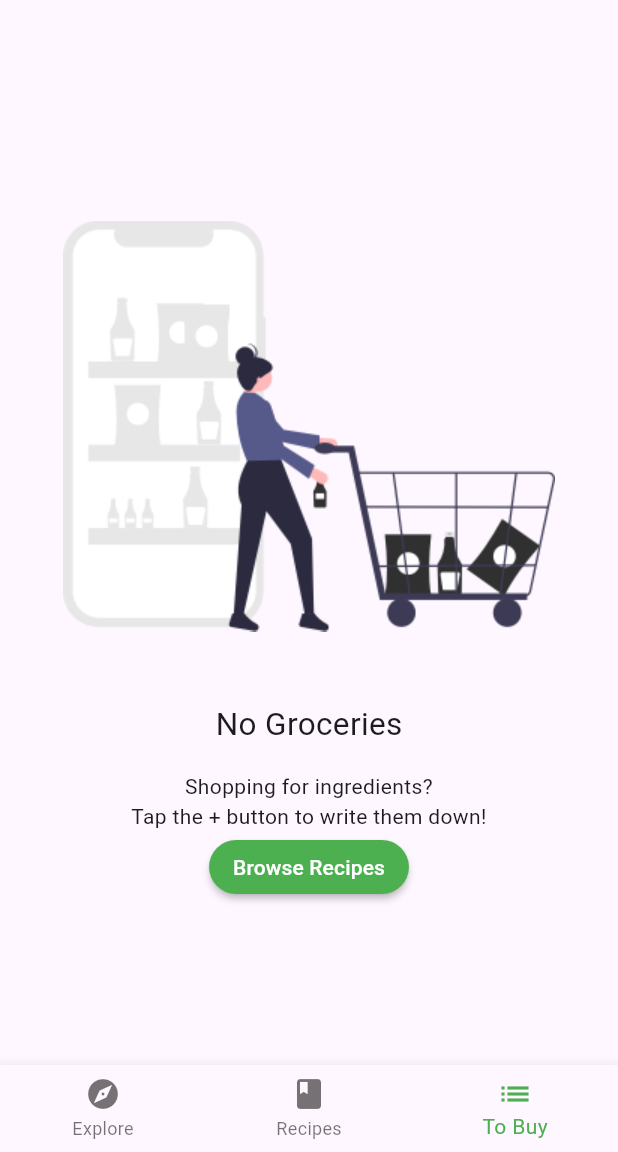
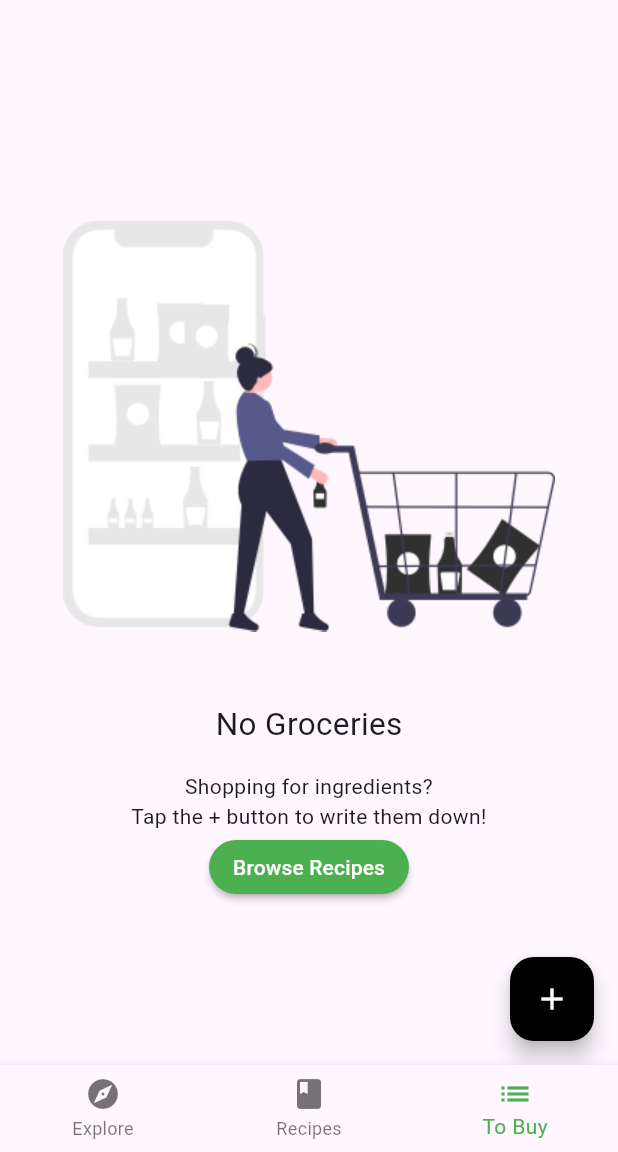
Before and after one commit to Perryjay30/Fooderlich_v2, a Flutter app: the screen it shows after launch, item 3 of the bottom bar chosen, on a phone screen of 412 x 824 dp, the part 84-1236 px from its top. Run offline on Flutter 3.47's test engine with Material 3 defaults, Android fonts, the phone set to English and light mode, and no system bars; our stand-ins replace google_fonts.

Commit message:
Grocery Screeen

```diff
--- a/lib/main.dart
+++ b/lib/main.dart
@@ -22,7 +22,7 @@ class Fooderlich extends StatelessWidget {
       home: MultiProvider(
         providers: [
           ChangeNotifierProvider(create: (context) => TabManager(),),
-          // TODO 10: Add GroceryManager Provider
+          ChangeNotifierProvider(create: (context) => GroceryManager(),),
         ],
         child: const Home(),),
     );
--- a/lib/models/grocery_item.dart
+++ b/lib/models/grocery_item.dart
@@ -1,7 +1,10 @@
 import 'package:flutter/painting.dart';
 
-
-enum Importance { low, medium, high }
+enum Importance {
+  low,
+  medium,
+  high,
+}
 
 class GroceryItem {
   final String id;
@@ -12,27 +15,26 @@ class GroceryItem {
   final DateTime date;
   final bool isComplete;
 
-      GroceryItem ({
+  GroceryItem({
     required this.id,
     required this.name,
     required this.importance,
     required this.color,
     required this.quantity,
     required this.date,
-        this.isComplete = false
+    this.isComplete = false,
   });
-      // 4
-      GroceryItem copyWith (
-          { required String id,
-            required String name,
-            required Importance importance,
-            required Color color,
-            required int quantity,
-            required DateTime date,
-            required bool isComplete
+
+  GroceryItem copyWith({
+    String? id,
+    String? name,
+    Importance? importance,
+    Color? color,
+    int? quantity,
+    DateTime? date,
+    bool? isComplete,
   }) {
-
-      return GroceryItem (
+    return GroceryItem(
         id: id ?? this.id,
         name: name ?? this.name,
         importance: importance ?? this.importance,
--- a/lib/models/models.dart
+++ b/lib/models/models.dart
@@ -4,3 +4,4 @@ export 'simple_recipe.dart';
 export 'explore_data.dart';
 export 'grocery_item.dart';
 export 'tab_manager.dart';
+export 'grocery_manager.dart';
--- a/lib/screens/empty_grocery_screen.dart
+++ b/lib/screens/empty_grocery_screen.dart
@@ -10,7 +10,7 @@ class EmptyGroceryScreen extends StatelessWidget {
   @override
   Widget build(BuildContext context) {
     return Padding(
-        padding: EdgeInsets.all(30.0),
+        padding: const EdgeInsets.all(30.0),
         child: Center(
           child: Column(
             mainAxisAlignment: MainAxisAlignment.center,
--- a/lib/screens/grocery_screen.dart
+++ b/lib/screens/grocery_screen.dart
@@ -1,5 +1,7 @@
 import 'package:flutter/material.dart';
 import 'empty_grocery_screen.dart';
+import 'package:provider/provider.dart';
+import '../models/models.dart';
 
 
 class GroceryScreen extends StatelessWidget {
@@ -7,7 +9,26 @@ class GroceryScreen extends StatelessWidget {
 
   @override
   Widget build(BuildContext context) {
-    // TODO 4: Add a scaffold widget
-    return const EmptyGroceryScreen();
+    return Scaffold(
+      floatingActionButton: FloatingActionButton(
+        child: const Icon(Icons.add),
+        onPressed: () {
+          // TODO 11: Present GroceryItemScreen
+        },),
+      body: buildGroceryScreen(),
+    );
+  }
+
+  Widget buildGroceryScreen() {
+
+    return Consumer<GroceryManager>(
+      builder: (context, manager, child) {
+        if (manager.groceryItems.isNotEmpty) {
+          // TODO 25: Add GroceryListScreen
+          return Container();
+        } else {
+          return const EmptyGroceryScreen();
+        }
+      },);
   }
 }
```
Also changed, not shown: lib/models/grocery_manager.dart (added, +32 -0 lines), pubspec.yaml (+5 -34 lines), pubspec.lock. Lines whose indentation alone changed are shown as unchanged.
